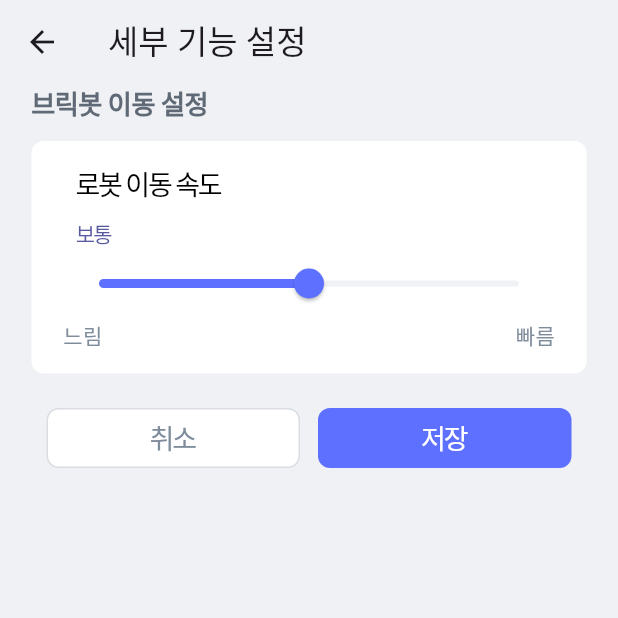
After one commit to songga0/O2thinq, a Flutter app: the DetailFuncPage screen opened directly, on a phone screen of 412 x 824 dp, the top half of it. The commit adds this screen. Run offline on Flutter 3.47's test engine with Material 3 defaults, Android fonts, the phone set to English and light mode, and no system bars; our stand-ins replace permission_handler; missing offline and left inert: flutter_reactive_ble; Roboto replaces fonts that are missing (One UI Sans APP VF).

Commit message:
[브릭봇이동설정]

```diff
--- /dev/null
+++ b/lib/detail_func.dart
@@ -0,0 +1,196 @@
+import 'package:flutter/material.dart';
+
+class DetailFuncPage extends StatelessWidget {
+  const DetailFuncPage({super.key});
+
+  @override
+  Widget build(BuildContext context) {
+    return Scaffold(
+      backgroundColor: const Color(0xFFEFF1F4),
+      appBar: AppBar(
+        title: const Text('세부 기능 설정'),
+        backgroundColor: const Color(0xFFEFF1F4),
+      ),
+      body: SingleChildScrollView(
+        child: Padding(
+          padding: const EdgeInsets.symmetric(horizontal: 21),
+          child: Column(
+            children: [
+              SizedBox(
+                width: double.infinity,
+                child: Text(
+                  '브릭봇 이동 설정',
+                  style: TextStyle(
+                    color: const Color(0xFF606A76),
+                    fontSize: 17.45,
+                    fontFamily: 'One UI Sans APP VF',
+                    fontWeight: FontWeight.w700,
+                    letterSpacing: -0.35,
+                  ),
+                ),
+              ),SizedBox(height: 12,),
+              MovingSetting(),
+              SizedBox(height: 12,),
+              SizedBox(
+                width: double.infinity,
+                height: 62,
+                child: Row(
+                  mainAxisAlignment: MainAxisAlignment.center,
+                  children: [
+                    // 취소 버튼
+                    GestureDetector(
+                      child: Container(
+                        width: 169,
+                        height: 40,
+                        decoration: BoxDecoration(
+                          color: Colors.white,
+                          borderRadius: BorderRadius.circular(8),
+                          border: Border.all(color: Color(0xFFDADDE2)),
+                        ),
+                        alignment: Alignment.center,
+                        child: const Text(
+                          '취소',
+                          style: TextStyle(
+                            color: Color(0xFF7F8C9C),
+                            fontSize: 18,
+                            fontFamily: 'One UI Sans APP VF',
+                            fontWeight: FontWeight.w400,
+                            letterSpacing: -1.44,
+                          ),
+                        ),
+                      ),
+                    ),
+                    const SizedBox(width: 12),
+                    // 저장 버튼
+                    GestureDetector(
+                      child: Container(
+                        width: 169,
+                        height: 40,
+                        decoration: BoxDecoration(
+                          color: Color(0xFF5E70FF),
+                          borderRadius: BorderRadius.circular(8),
+                        ),
+                        alignment: Alignment.center,
+                        child: const Text(
+                          '저장',
+                          style: TextStyle(
+                            color: Colors.white,
+                            fontSize: 18,
+                            fontFamily: 'One UI Sans APP VF',
+                            fontWeight: FontWeight.w400,
+                            letterSpacing: -1.44,
+                          ),
+                        ),
+                      ),
+                    ),
+                  ],
+                ),
+              ),
+            ],
+          ),
+        ),
+      ),
+    );
+  }
+}
+
+
+class MovingSetting extends StatefulWidget {
+  const MovingSetting({super.key});
+
+  @override
+  _MovingSettingState createState() => _MovingSettingState();
+}
+
+class _MovingSettingState extends State<MovingSetting> {
+  double _sliderValue = 0.5;  // 슬라이더 초기 값 (0.0 ~ 1.0)
+
+  String getSpeedText() {
+    if (_sliderValue <= 0.2) {
+      return '매우 느림';
+    } else if (_sliderValue <= 0.4) {
+      return '느림';
+    } else if (_sliderValue <= 0.6) {
+      return '보통';
+    } else if (_sliderValue <= 0.8) {
+      return '빠름';
+    } else {
+      return '매우 빠름';
+    }
+  }
+
+  @override
+  Widget build(BuildContext context) {
+    return Container(
+      width: double.infinity,
+      padding: const EdgeInsets.symmetric(horizontal: 21, vertical: 16),
+      decoration: BoxDecoration(
+        color: Colors.white,
+        borderRadius: BorderRadius.circular(8),
+      ),
+      child: Column(
+        children: [
+          SizedBox(
+            width: 310,
+            child: Column(
+              crossAxisAlignment: CrossAxisAlignment.start,
+              children: [
+                Text(
+                  '로봇 이동 속도',
+                  style: TextStyle(
+                    color: Colors.black,
+                    fontSize: 18,
+                    fontWeight: FontWeight.w400,
+                    letterSpacing: -1.44,
+                  ),
+                ),
+                const SizedBox(height: 8),
+                Text(
+                  getSpeedText(),
+                  style: TextStyle(
+                    color: const Color(0xFF575A9F),
+                    fontSize: 14,
+                    fontWeight: FontWeight.w400,
+                    letterSpacing: -1.12,
+                  ),
+                ),
+              ],
+            ),
+          ),
+          Slider(
+            value: _sliderValue,
+            min: 0.0,
+            max: 1.0,
+            onChanged: (value) {
+              setState(() {
+                _sliderValue = value;
+              });
+            },
+            activeColor: const Color(0xFF5E70FF), // 파란 동그라미 색
+            inactiveColor: const Color(0xFFF0F1F5), // 회색 트랙 색
+            thumbColor: const Color(0xFF5E70FF), // 파란 동그라미 색
+          ),
+          Row(
+            mainAxisAlignment: MainAxisAlignment.spaceBetween,
+            children: [
+              Text(
+                '느림',
+                style: TextStyle(
+                  fontSize: 14,
+                  color: Color(0xFF7F8C9C),
+                ),
+              ),
+              Text(
+                '빠름',
+                style: TextStyle(
+                  fontSize: 14,
+                  color: Color(0xFF7F8C9C),
+                ),
+              ),
+            ],
+          ),
+        ],
+      ),
+    );
+  }
+}
--- a/lib/work_setting.dart
+++ b/lib/work_setting.dart
@@ -1,4 +1,5 @@
 import 'package:flutter/material.dart';
+import 'package:o2thinq/detail_func.dart';
 import 'package:o2thinq/mapfix.dart';
 
 class CleanSpace extends StatelessWidget {
@@ -521,19 +522,26 @@ class AddService extends StatelessWidget {
           color: Colors.white,
           borderRadius: BorderRadius.circular(8),
         ),
-        child: const Column(
+        child: Column(
           mainAxisSize: MainAxisSize.min,
           children: [
-            AddServiceItem(
+            const AddServiceItem(
               icon: Icons.schedule,
               title: '청소 예약',
               subtitle: '청소 시간을 예약해요.',
             ),
-            Divider(height: 1, color: Color(0xFFD9D9D9)),
+            const Divider(height: 1, color: Color(0xFFD9D9D9)),
             AddServiceItem(
               icon: Icons.settings,
               title: '세부 기능 설정',
               subtitle: '청소의 세부 기능을 설정합니다.',
+              onTap: () {
+                // 탭 시, DetailFuncPage로 이동
+                Navigator.push(
+                  context,
+                  MaterialPageRoute(builder: (context) => const DetailFuncPage()),
+                );
+              },
             ),
           ],
         ),
@@ -546,17 +554,21 @@ class AddServiceItem extends StatelessWidget {
   final IconData icon;
   final String title;
   final String subtitle;
+  final VoidCallback? onTap;
 
   const AddServiceItem({
     super.key,
     required this.icon,
     required this.title,
     required this.subtitle,
+    this.onTap,
   });
 
   @override
   Widget build(BuildContext context) {
-    return Padding(
+    return InkWell(
+      onTap: onTap, // onTap을 InkWell로 감싸서 클릭 시 동작하도록
+      child: Padding(
         padding: const EdgeInsets.symmetric(vertical: 20, horizontal: 20),
         child: Row(
           children: [
@@ -593,6 +605,7 @@ class AddServiceItem extends StatelessWidget {
             const Icon(Icons.arrow_forward_ios, size: 18, color: Color(0xFFB0B0B0)),
           ],
         ),
+      ),
     );
   }
 }
```
Lines whose indentation alone changed are shown as unchanged.
